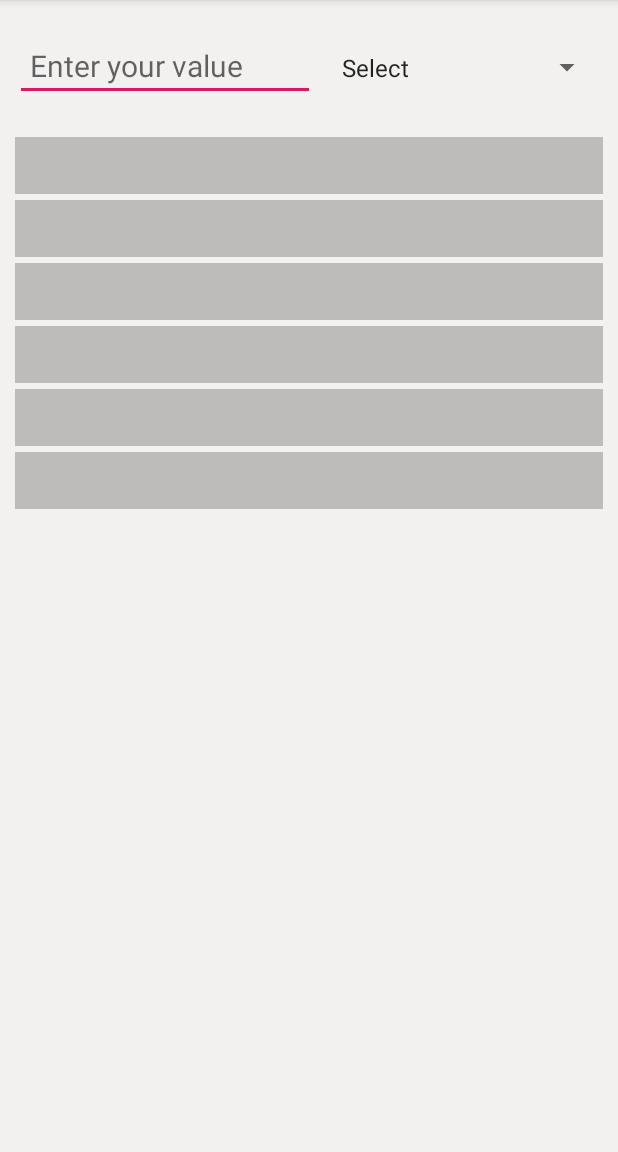
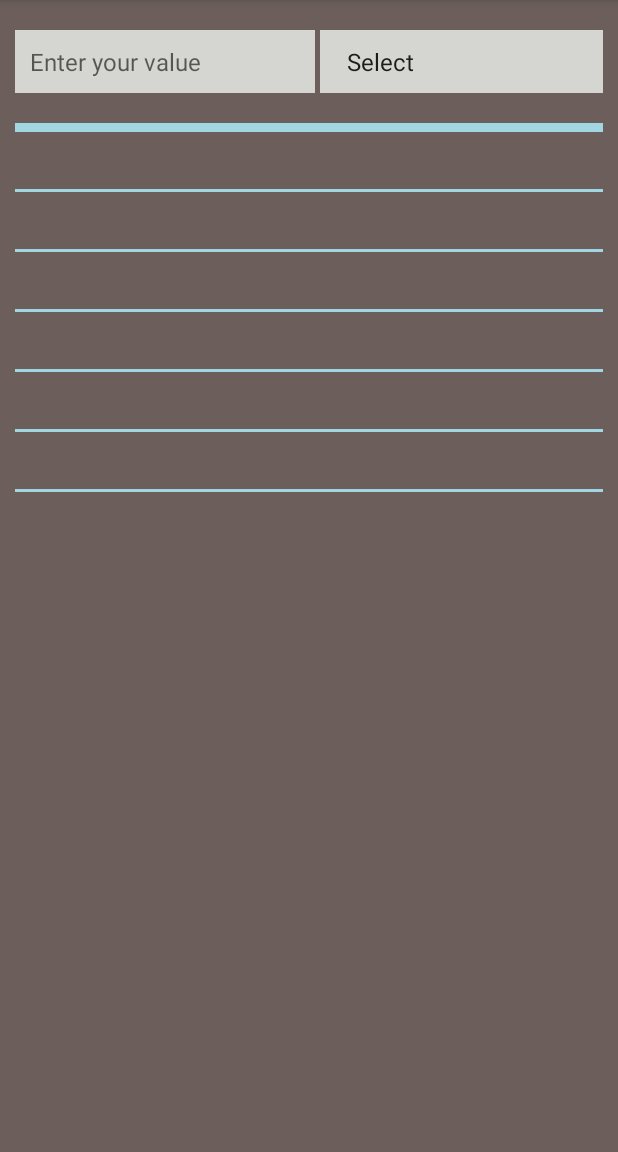
Before and after one commit to nazmul284/Unit-Converter, an Android app: the Length screen opened directly, with no data from a screen before it, on a phone screen of 412 x 824 dp, the part 84-1236 px from its top. Run offline under Robolectric (Android 15) with nearby library versions, the phone set to English and light mode, and no system bars.

Commit message:
Layout Design and Add activity

```diff
--- a/app/src/main/AndroidManifest.xml
+++ b/app/src/main/AndroidManifest.xml
@@ -9,7 +9,8 @@
         android:roundIcon="@mipmap/ic_launcher_round"
         android:supportsRtl="true"
         android:theme="@style/AppTheme">
-        <activity android:name=".Length"></activity>
+        <activity android:name=".About"></activity>
+        <activity android:name=".Length" />
         <activity android:name=".Temperature" />
         <activity android:name=".Data" />
         <activity android:name=".MainActivity">
--- a/app/src/main/java/com/example/converter/MainActivity.java
+++ b/app/src/main/java/com/example/converter/MainActivity.java
@@ -3,8 +3,13 @@ package com.example.converter;
 import android.content.Intent;
 import android.support.v7.app.AppCompatActivity;
 import android.os.Bundle;
+import android.view.Menu;
+import android.view.MenuInflater;
+import android.view.MenuItem;
 import android.view.View;
 import android.widget.Button;
+import android.widget.Toast;
+import android.widget.Toolbar;
 
 public class MainActivity extends AppCompatActivity {
     Button data, length, temperatur;
@@ -47,4 +52,32 @@ public class MainActivity extends AppCompatActivity {
 
 
     }
-}
+
+
+    @Override
+    public boolean onCreateOptionsMenu(Menu menu) {
+
+
+        getMenuInflater().inflate(R.menu.option_menu, menu);
+
+        return true;
+    }
+
+    @Override
+    public boolean onOptionsItemSelected(MenuItem item) {
+
+        int id= item.getItemId();
+
+        if (id==R.id.help){
+            Toast.makeText(getApplicationContext(),"Help Selected",Toast.LENGTH_LONG).show();
+            return true;
+        }else if (id==R.id.about){
+
+
+            Toast.makeText(getApplicationContext(),"About Selected",Toast.LENGTH_LONG).show();
+            return true;
+        }
+        return super.onOptionsItemSelected(item);
+    }
+
+       }
--- a/app/src/main/java/com/example/converter/Temperature.java
+++ b/app/src/main/java/com/example/converter/Temperature.java
@@ -90,6 +90,7 @@ public class Temperature extends AppCompatActivity implements AdapterView.OnItem
 
                 select_temp.setSelection(0);
 
+
             }else if (item.equals("F")){
 
                 Double far = Double.parseDouble((input_temperatur.getText().toString()));
@@ -135,6 +136,8 @@ public class Temperature extends AppCompatActivity implements AdapterView.OnItem
 
             }
 
+
+
         }catch (Exception e){
             e.printStackTrace();
 
--- a/app/src/main/res/layout/activity_length.xml
+++ b/app/src/main/res/layout/activity_length.xml
@@ -5,7 +5,7 @@
     android:layout_width="match_parent"
     android:layout_height="match_parent"
     android:padding="10dp"
-    android:background="#F2F1F0"
+    android:background="#6C5F5B"
     android:orientation="vertical"
     tools:context=".Temperature">
 
@@ -21,8 +21,9 @@
             android:layout_width="200dp"
             android:layout_height="wrap_content"
             android:hint="Enter your value"
-            android:textSize="20sp"
+            android:textSize="16sp"
             android:inputType="number"
+            android:background="#D5D6D2"
             android:padding="10dp"
             />
 
@@ -31,6 +32,8 @@
             android:layout_width="match_parent"
             android:layout_height="wrap_content"
             android:padding="10dp"
+            android:layout_marginLeft="3dp"
+            android:background="#D5D6D2"
             android:clickable="true"
             />
 
@@ -42,6 +45,11 @@
         android:orientation="vertical"
         android:layout_marginTop="20dp">
 
+        <View
+            android:layout_width="match_parent"
+            android:layout_height="6dp"
+            android:background="#A1D6E2"/>
+
 
 
         <TextView
@@ -50,9 +58,12 @@
             android:layout_height="wrap_content"
             android:textSize="20sp"
             android:text=""
-            android:padding="5dp"
-            android:background="#BEBBBB"
-            android:layout_marginTop="4dp"/>
+            android:padding="5dp"/>
+
+        <View
+            android:layout_width="match_parent"
+            android:layout_height="2dp"
+            android:background="#A1D6E2"/>
 
         <TextView
             android:id="@+id/inche"
@@ -60,9 +71,12 @@
             android:layout_height="wrap_content"
             android:textSize="20sp"
             android:text=""
-            android:padding="5dp"
-            android:background="#BEBBBB"
-            android:layout_marginTop="4dp"/>
+            android:padding="5dp"/>
+
+        <View
+            android:layout_width="match_parent"
+            android:layout_height="2dp"
+            android:background="#A1D6E2"/>
 
         <TextView
             android:id="@+id/meter"
@@ -70,9 +84,12 @@
             android:layout_height="wrap_content"
             android:textSize="20sp"
             android:text=""
-            android:background="#BEBBBB"
-            android:padding="5dp"
-            android:layout_marginTop="4dp"/>
+            android:padding="5dp"/>
+
+        <View
+            android:layout_width="match_parent"
+            android:layout_height="2dp"
+            android:background="#A1D6E2"/>
 
         <TextView
             android:id="@+id/centimeter"
@@ -80,9 +97,12 @@
             android:layout_height="wrap_content"
             android:textSize="20sp"
             android:text=""
-            android:background="#BEBBBB"
-            android:padding="5dp"
-            android:layout_marginTop="4dp"/>
+            android:padding="5dp"/>
+
+        <View
+            android:layout_width="match_parent"
+            android:layout_height="2dp"
+            android:background="#A1D6E2"/>
 
         <TextView
             android:id="@+id/kilometer"
@@ -90,9 +110,12 @@
             android:layout_height="wrap_content"
             android:textSize="20sp"
             android:text=""
-            android:padding="5dp"
-            android:background="#BEBBBB"
-            android:layout_marginTop="4dp"/>
+            android:padding="5dp"/>
+
+        <View
+            android:layout_width="match_parent"
+            android:layout_height="2dp"
+            android:background="#A1D6E2"/>
 
         <TextView
             android:id="@+id/mile"
@@ -100,9 +123,12 @@
             android:layout_height="wrap_content"
             android:textSize="20sp"
             android:text=""
-            android:padding="5dp"
-            android:background="#BEBBBB"
-            android:layout_marginTop="4dp"/>
+            android:padding="5dp"/>
+
+        <View
+            android:layout_width="match_parent"
+            android:layout_height="2dp"
+            android:background="#A1D6E2"/>
 
     </LinearLayout>
 
--- a/app/src/main/res/values/colors.xml
+++ b/app/src/main/res/values/colors.xml
@@ -1,7 +1,7 @@
 <?xml version="1.0" encoding="utf-8"?>
 <resources>
     <color name="colorPrimary">#6C2D2C</color>
-    <color name="colorPrimaryDark">#00574B</color>
+    <color name="colorPrimaryDark">#5F2D2D</color>
     <color name="colorAccent">#D81B60</color>
     <color name="temp_bg">#BcBABE</color>
     <color name="temp2_bg">#F1F1F2</color>
```
